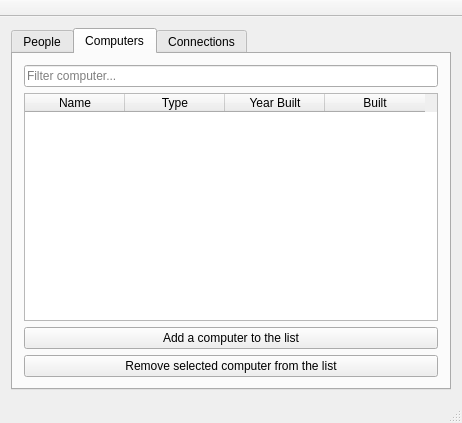
Qt form mainwindow.ui (Ragnarstefanss/VLN1-Skil3) before a commit.
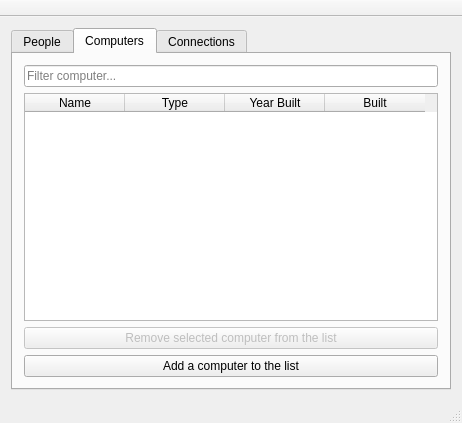
The same form after that commit. The open tabs and pages were chosen to show the change.

```diff
--- a/mainwindow.ui
+++ b/mainwindow.ui
@@ -120,20 +120,23 @@
           </column>
          </widget>
         </item>
-        <item>
-         <widget class="QPushButton" name="button_add_computer">
-          <property name="text">
-           <string>Add a computer to the list</string>
-          </property>
-         </widget>
-        </item>
         <item>
          <widget class="QPushButton" name="button_remove_computer">
+          <property name="enabled">
+           <bool>false</bool>
+          </property>
           <property name="text">
            <string>Remove selected computer from the list</string>
           </property>
          </widget>
         </item>
+        <item>
+         <widget class="QPushButton" name="button_add_computer">
+          <property name="text">
+           <string>Add a computer to the list</string>
+          </property>
+         </widget>
+        </item>
        </layout>
       </widget>
       <widget class="QWidget" name="Connections">
```
Left out of the diff: 22 changed lines with no effect on the pictures.
